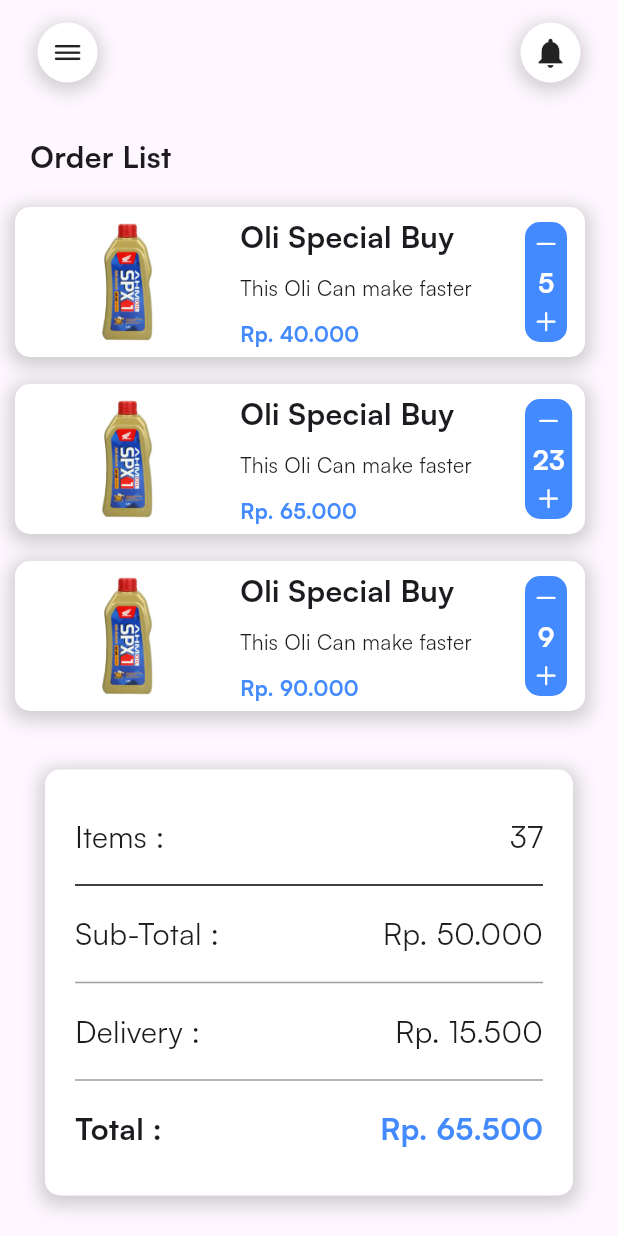
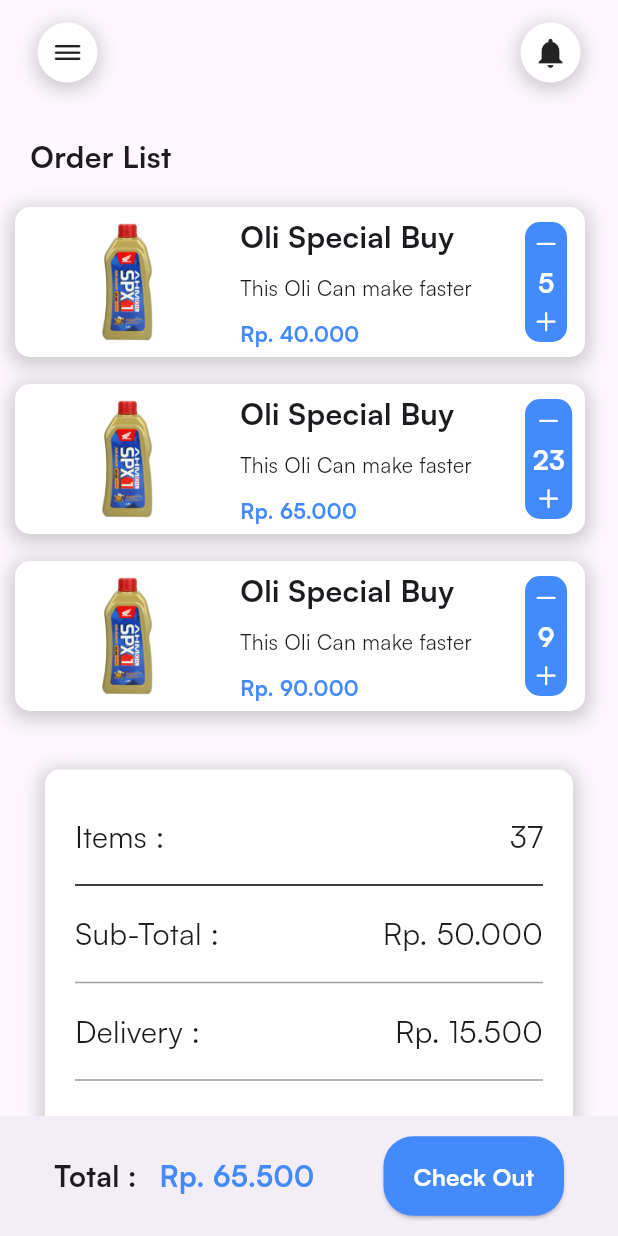
Before and after one commit to hanissiddiq/POS_Apps, a Flutter app: the CartPage screen opened by its route, on a phone screen of 412 x 824 dp. Run offline on Flutter 3.47's test engine with Material 3 defaults, Android fonts, the phone set to English and light mode, and no system bars; our stand-ins replace animate_do, flutter_rating_bar, iconly, sizer.

Commit message:
add Button Checkout in Cart Page

```diff
--- a/lib/main.dart
+++ b/lib/main.dart
@@ -1,6 +1,7 @@
 import 'package:animated_login_v1/pages/homepage.dart';
 import 'package:animated_login_v1/pages/login.dart';
 import 'package:animated_login_v1/pages/CartPage.dart';
+import 'package:animated_login_v1/pages/regis.dart';
 import 'package:flutter/material.dart';
 import 'package:sizer/sizer.dart';
 
@@ -23,8 +24,10 @@ class AnimatedLogin extends StatelessWidget {
         // end rute default nya
 
         routes: {
-          "/": (context) => HomePage(),
-          "cartPage": (context) => CartPage(),
+          "/": (context) => const LoginPage(),
+           "loginPage": (context) => const LoginPage(),
+          // "regisPage": (context) => RegisPage(),
+          "cartPage": (context) => const CartPage(),
         },
       ),
     );
--- a/lib/pages/CartPage.dart
+++ b/lib/pages/CartPage.dart
@@ -1,3 +1,4 @@
+import 'package:animated_login_v1/widget/CartBottomNavBar.dart';
 import 'package:animated_login_v1/widget/DrawerWidget.dart';
 import 'package:animated_login_v1/widget/appbarwidget.dart';
 import 'package:flutter/cupertino.dart';
@@ -433,6 +434,7 @@ class CartPage extends StatelessWidget {
         ],
       ),
       drawer: Drawerwidget(),
+      bottomNavigationBar:Cartbottomnavbar(),
 
     );
   }
--- /dev/null
+++ b/lib/widget/CartBottomNavBar.dart
@@ -0,0 +1,60 @@
+import 'package:flutter/cupertino.dart';
+import 'package:flutter/material.dart';
+
+class Cartbottomnavbar extends StatelessWidget {
+  const Cartbottomnavbar({super.key});
+
+  @override
+  Widget build(BuildContext context) {
+    return BottomAppBar(
+      child: Container(
+        padding: EdgeInsets.symmetric(horizontal: 20),
+        height: 70,
+        child: Row(
+          mainAxisAlignment: MainAxisAlignment.spaceBetween,
+          children: [
+            Row(
+              children: [
+                Text(
+                  "Total :",
+                  style: TextStyle(fontSize: 19, fontWeight: FontWeight.bold),
+                ),
+                SizedBox(
+                  width: 15,
+                ),
+                Text(
+                  "\Rp. 65.500",
+                  style: TextStyle(
+                      fontSize: 19,
+                      fontWeight: FontWeight.bold,
+                      color: Colors.blueAccent),
+                ),
+              ],
+            ),
+            ElevatedButton(
+              onPressed: () {},
+              style: ButtonStyle(
+                backgroundColor: MaterialStateProperty.all(Colors.blueAccent),
+                padding: MaterialStateProperty.all(
+                  EdgeInsets.symmetric(vertical: 15, horizontal: 20),
+                ),
+                shape: MaterialStateProperty.all(
+                  RoundedRectangleBorder(
+                    borderRadius: BorderRadius.circular(20),
+                  ),
+                ),
+              ),
+              child: Text(
+                "Check Out",
+                style: TextStyle(
+                    color: Colors.white,
+                    fontSize: 16,
+                    fontWeight: FontWeight.bold),
+              ),
+            ),
+          ],
+        ),
+      ),
+    );
+  }
+}
--- a/lib/widget/DrawerWidget.dart
+++ b/lib/widget/DrawerWidget.dart
@@ -1,3 +1,5 @@
+import 'package:animated_login_v1/pages/login.dart';
+import 'package:animated_login_v1/pages/regis.dart';
 import 'package:flutter/cupertino.dart';
 import 'package:flutter/material.dart';
 
@@ -102,6 +104,17 @@ class Drawerwidget extends StatelessWidget {
               "Logout",
               style: TextStyle(fontSize: 18, fontWeight: FontWeight.bold),
             ),
+
+// coding pindah page
+            onTap: () {
+              Navigator.push(
+                context,
+                MaterialPageRoute(
+                  builder: (context) => const LoginPage(),
+                ),
+              );
+            },
+// coding pindah page
           ),
         ],
       ),
```
Also changed, not shown: image-1.png (added), image-2.png (added), image.png (added), 1 other file.
